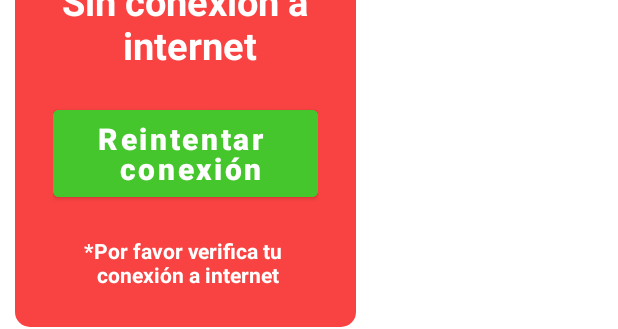
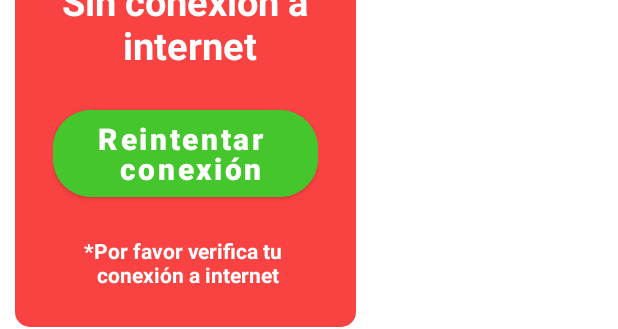
Before and after one commit to JiroFg/Dinoapp, an Android app: the layout error_conexion.xml on its own in the app's theme, with its tools: preview values and no code run, on a phone screen of 412 x 824 dp. Shown: the part 213-542 px from the top of the screen. Run offline under Robolectric (Android 15) with nearby library versions, the phone set to English and light mode, and no system bars.

Commit message:
Función de "conexión" terminada :poop:

```diff
--- a/app/src/main/res/layout/error_wifi.xml
+++ b/app/src/main/res/layout/error_conexion.xml
@@ -51,19 +51,22 @@
                 />
 
             <Button
-                android:id="@+id/button_dialog"
+                android:id="@+id/dialog_button"
                 android:layout_width="wrap_content"
                 android:layout_height="match_parent"
                 android:layout_gravity="center"
                 android:layout_marginTop="20dp"
-                android:backgroundTint="#45c62c"
+                android:backgroundTint="@color/green"
                 android:lineHeight="20dp"
                 android:paddingHorizontal="30dp"
                 android:paddingVertical="5dp"
+                android:shadowRadius="10"
                 android:text="Reintentar \n conexión"
+                android:textAllCaps="false"
+                android:textColor="#fff"
                 android:textSize="20dp"
-                android:textAllCaps="false"
-                android:textStyle="bold"/>
+                android:textStyle="bold"
+                app:cornerRadius="25dp" />
 
             <TextView
                 android:layout_width="match_parent"
```
Also changed, not shown: app/src/main/java/com/example/dinoapp/Home.kt (+18 -19 lines).
